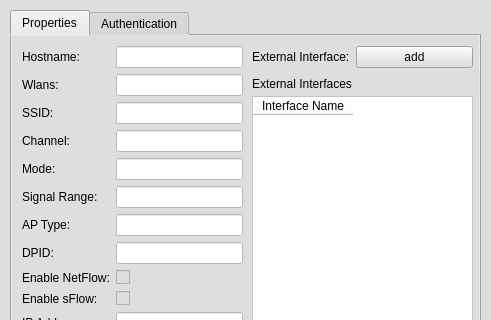
adaptivenetworklab/NetFlux5G, file netflux5g-editor/src/gui/ui/AP_properties.ui: the form before one commit; both pictures show x 0 to 491 and y 0 to 320 of the 491 by 531 pixel window.
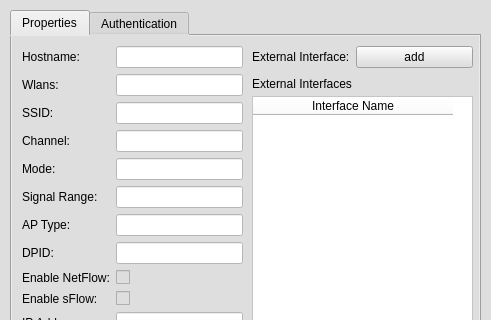
The form after the commit.

Patch:
```diff
--- a/netflux5g-editor/src/gui/ui/AP_properties.ui
+++ b/netflux5g-editor/src/gui/ui/AP_properties.ui
@@ -250,7 +250,7 @@
        <rect>
         <x>240</x>
         <y>40</y>
-        <width>101</width>
+        <width>221</width>
         <height>16</height>
        </rect>
       </property>
@@ -296,6 +296,9 @@
       <property name="styleSheet">
        <string notr="true">background-color: rgb(255, 255, 255);</string>
       </property>
+      <attribute name="horizontalHeaderDefaultSectionSize">
+       <number>200</number>
+      </attribute>
       <column>
        <property name="text">
         <string>Interface Name</string>
```
